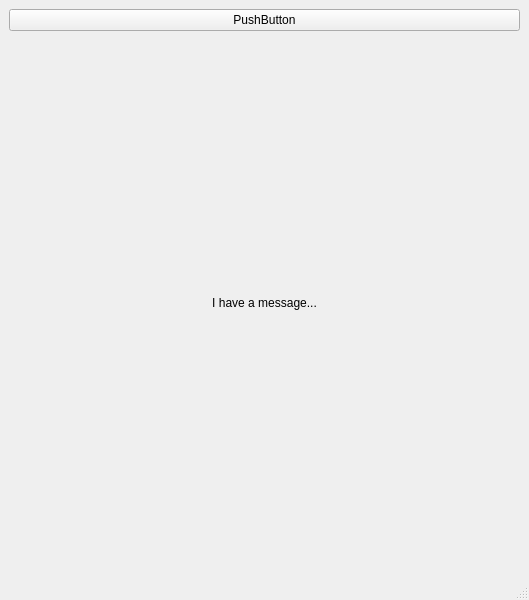
This is Tasks/09 - OOP Gui/01-HelloWorld/mainwindow.ui in JohnDSmith98/SoftwareEngineering as Qt 5 draws it before an edit. The edited form follows.
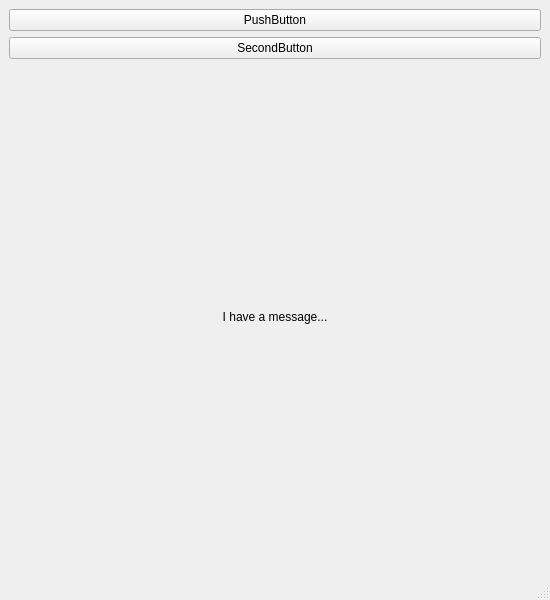
This is the edited form.

Commit message: GUI tasks lab for Task D cw2

```diff
--- a/Tasks/09 - OOP Gui/01-HelloWorld/mainwindow.ui
+++ b/Tasks/09 - OOP Gui/01-HelloWorld/mainwindow.ui
@@ -6,7 +6,7 @@
    <rect>
     <x>0</x>
     <y>0</y>
-    <width>529</width>
+    <width>550</width>
     <height>600</height>
    </rect>
   </property>
@@ -22,6 +22,13 @@
       </property>
      </widget>
     </item>
+    <item>
+     <widget class="QPushButton" name="SecondButton">
+      <property name="text">
+       <string>SecondButton</string>
+      </property>
+     </widget>
+    </item>
     <item>
      <widget class="QLabel" name="labelMessage">
       <property name="text">
```
Left out of the diff: 2 changed lines with no effect on the pictures. The commit also changes 7 other files.
